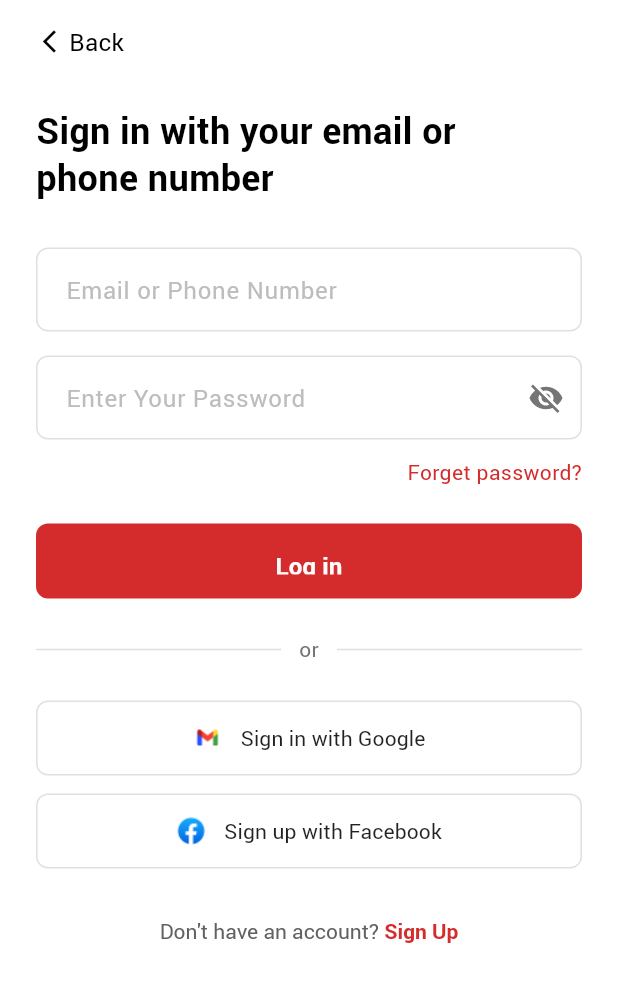
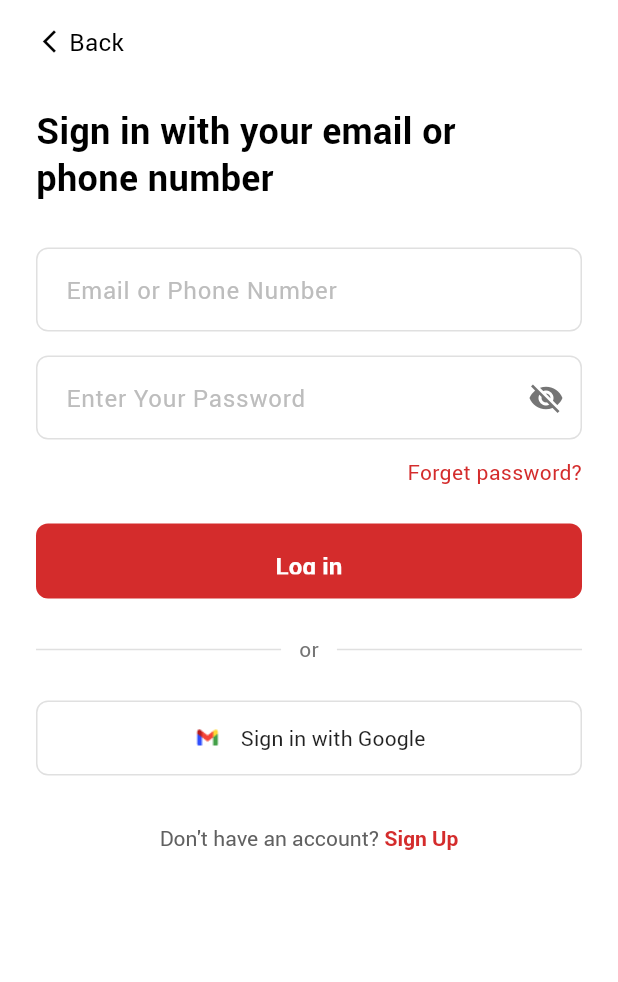
Before and after one commit to jhonrobert807-beep/rsq-mobile, a Flutter app: the screen it shows after launch, after a tap on "Booking an Ambulance", on a phone screen of 412 x 824 dp. Shown: the top 982 px of the screen. Run offline on Flutter 3.47's test engine with Material 3 defaults, Android fonts, the phone set to English and light mode, and no system bars; our stand-ins replace dio, flutter_secure_storage, geolocator, google_sign_in, socket_io_client; accounts and stored records are empty.

Commit message:
fix: remove Facebook login button from login screen

```diff
--- a/lib/screens/login_screen.dart
+++ b/lib/screens/login_screen.dart
@@ -247,28 +247,6 @@ class _LoginScreenState extends State<LoginScreen> {
                   ),
                 ),
               ),
-              const SizedBox(height: 12),
-
-              SizedBox(
-                height: 50,
-                width: double.infinity,
-                child: OutlinedButton(
-                  style: OutlinedButton.styleFrom(
-                    padding: const EdgeInsets.symmetric(vertical: 14),
-                    side: BorderSide(color: Colors.grey[300]!, width: 1),
-                    shape: RoundedRectangleBorder(borderRadius: BorderRadius.circular(8)),
-                  ),
-                  onPressed: () {},
-                  child: Row(
-                    mainAxisAlignment: MainAxisAlignment.center,
-                    children: [
-                      Image.asset('assets/images/facebook.png', width: 20, height: 20),
-                      const SizedBox(width: 12),
-                      const Text('Sign up with Facebook', style: TextStyle(fontSize: 14, color: Colors.black87, fontFamily: 'Roboto', fontWeight: FontWeight.w500)),
-                    ],
-                  ),
-                ),
-              ),
               const SizedBox(height: 32),
 
               Center(
```
